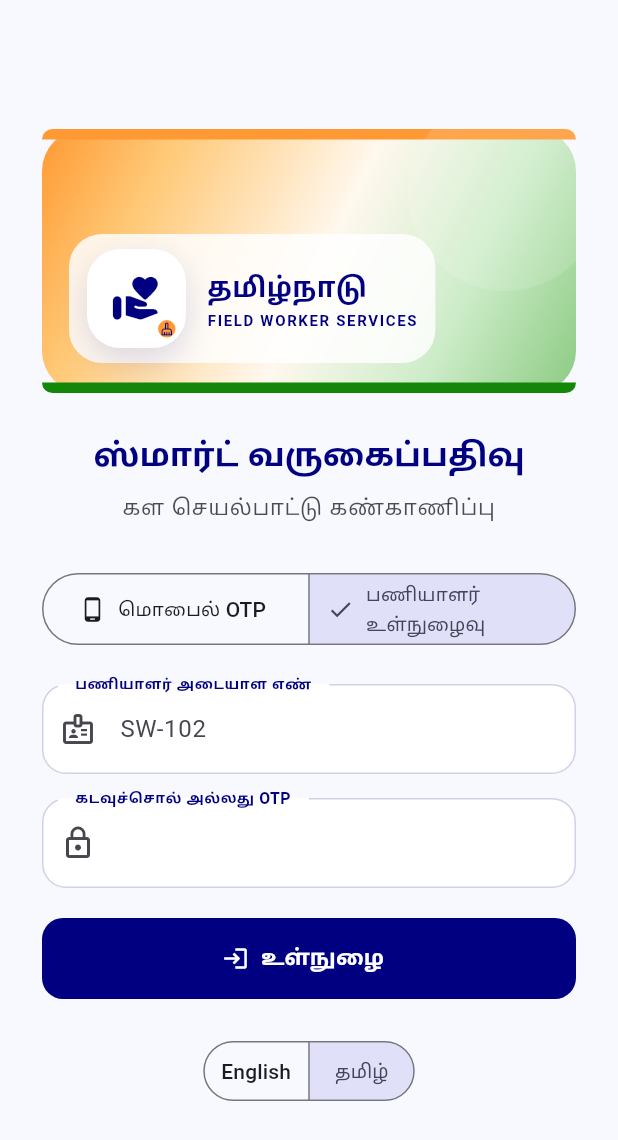
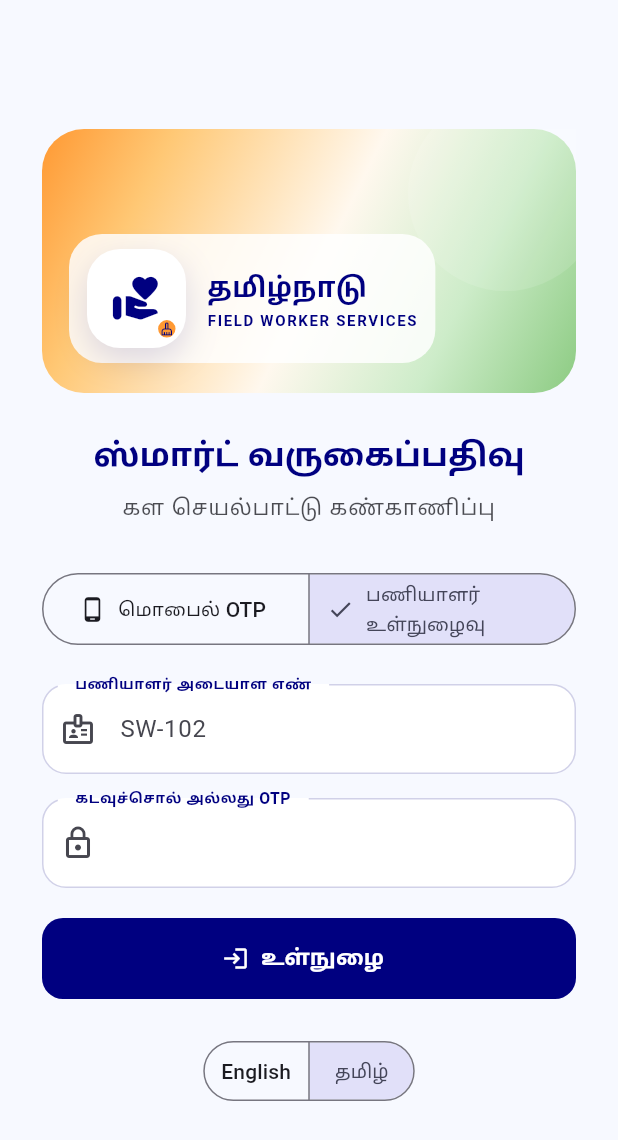
Before and after one commit to vinodha-l/Smart-Attendance-and-Field-Activity-Monitoring, a Flutter app: the screen it shows after launch, after a tap on "Employee login", after a tap on "தமிழ்", on a phone screen of 412 x 824 dp. Shown: the top 1140 px of the screen. Run offline on Flutter 3.47's test engine with Material 3 defaults, Android fonts, the phone set to English and light mode, and no system bars; our stand-ins replace connectivity_plus, geolocator, image_picker, shared_preferences, sqflite; accounts and stored records are empty; network calls fail.

Commit message:
design: remove banner accent lines

```diff
--- a/mobile-app/lib/screens/login_screen.dart
+++ b/mobile-app/lib/screens/login_screen.dart
@@ -292,31 +292,6 @@
         ),
         child: Stack(children: [
           Positioned(
-            top: 0,
-            left: 0,
-            right: 0,
-            child: Container(
-              height: 7,
-              decoration: const BoxDecoration(
-                color: AppTheme.saffron,
-                borderRadius: BorderRadius.vertical(top: Radius.circular(28)),
-              ),
-            ),
-          ),
-          Positioned(
-            bottom: 0,
-            left: 0,
-            right: 0,
-            child: Container(
-              height: 7,
-              decoration: const BoxDecoration(
-                color: AppTheme.indiaGreen,
-                borderRadius:
-                    BorderRadius.vertical(bottom: Radius.circular(28)),
-              ),
-            ),
-          ),
-          Positioned(
             right: -18,
             top: -22,
             child: Container(
```
